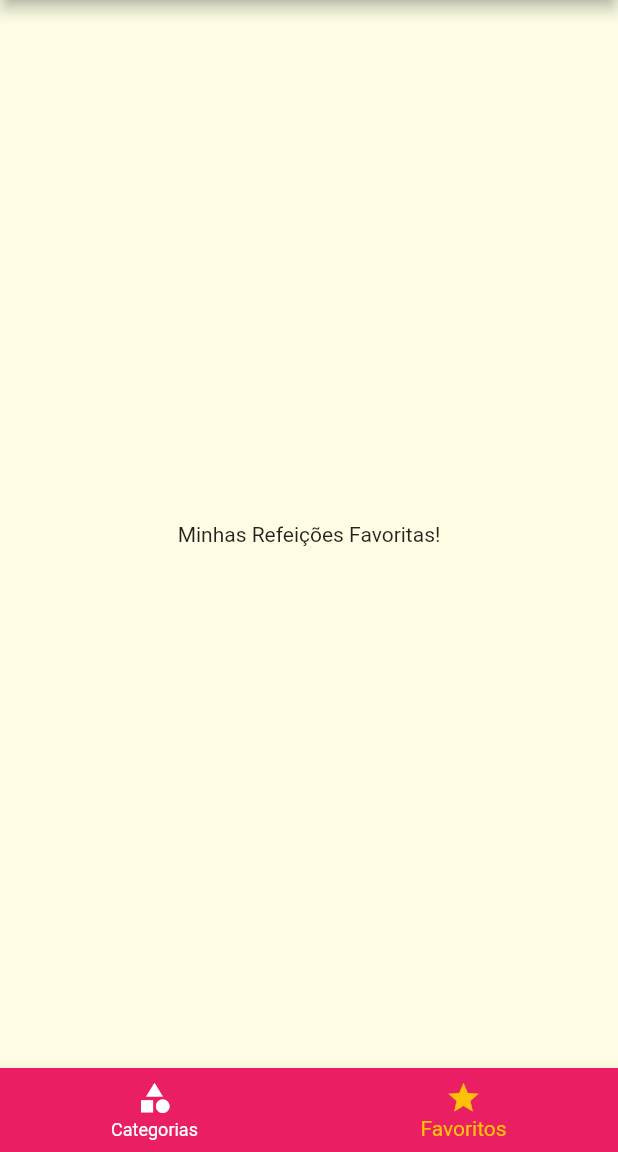
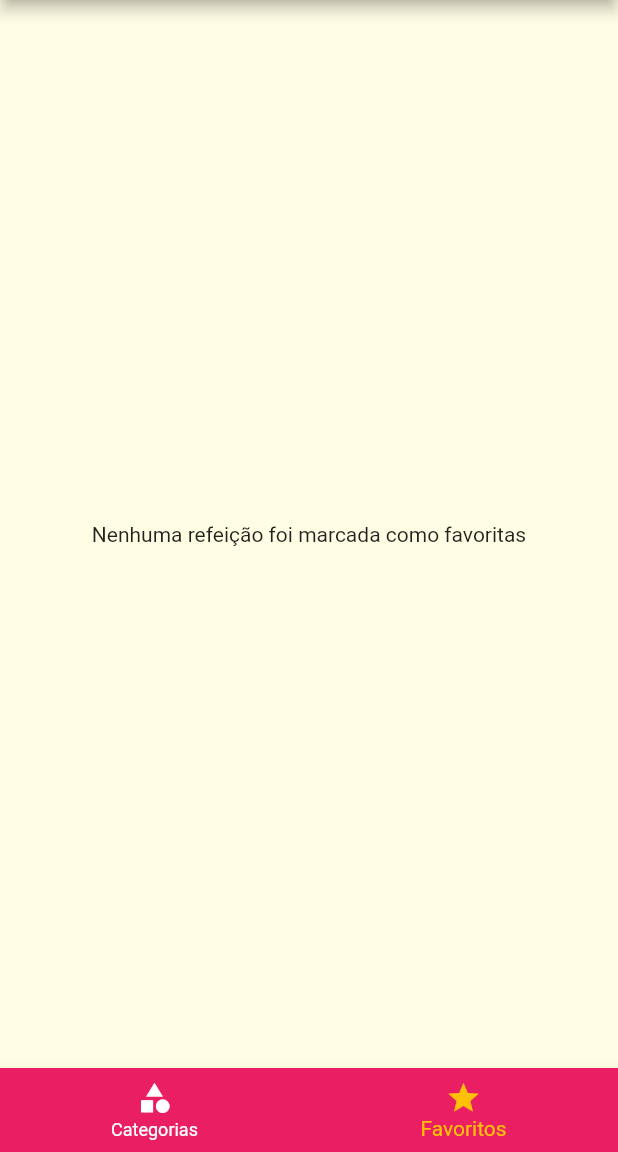
Before and after one commit to paulilio/cFlutter, a Flutter app: the screen it shows after launch, item 2 of the bottom bar chosen, on a phone screen of 412 x 824 dp, the part 84-1236 px from its top. Run offline on Flutter 3.47's test engine with Material 2 defaults, Android fonts, the phone set to English and light mode, and no system bars.

Commit message:
configuration screen onchange + favorite

```diff
--- a/lib/main.dart
+++ b/lib/main.dart
@@ -22,6 +22,7 @@ class MyApp extends StatefulWidget {
 class _MyAppState extends State<MyApp> {
   Settings settings = Settings();
   List<Meal> _availableMeals = dummyMeals;
+  final List<Meal> _favoriteMeals = [];
 
   void _filterMeals(Settings settings) {
     setState(() {
@@ -37,6 +38,18 @@ class _MyAppState extends State<MyApp> {
             !filterVegetarian;
       }).toList();
     });
+  }
+
+  void _toggleFavorite(Meal meal) {
+    setState(() {
+      _favoriteMeals.contains(meal)
+          ? _favoriteMeals.remove(meal)
+          : _favoriteMeals.add(meal);
+    });
+  }
+
+  bool _isFavorite(Meal meal) {
+    return _favoriteMeals.contains(meal);
   }
 
   @override
@@ -58,10 +71,11 @@ class _MyAppState extends State<MyApp> {
             ),
       ),
       routes: {
-        AppRoutes.home: (ctx) => const TabsScreen(),
+        AppRoutes.home: (ctx) => TabsScreen(_favoriteMeals),
         AppRoutes.categoriesMeals: (ctx) =>
             CategoriesMealsScreen(_availableMeals),
-        AppRoutes.mealDetail: (ctx) => const MealDetailScreen(),
+        AppRoutes.mealDetail: (ctx) =>
+            MealDetailScreen(_toggleFavorite, _isFavorite),
         AppRoutes.settings: (ctx) => SettingsScreen(settings, _filterMeals),
       },
     );
--- a/lib/screens/favorite_screen.dart
+++ b/lib/screens/favorite_screen.dart
@@ -1,12 +1,25 @@
 import 'package:flutter/material.dart';
+import '../components/meal_item.dart';
+import '../models/meal.dart';
 
 class FavoriteScreen extends StatelessWidget {
-  const FavoriteScreen({Key? key}) : super(key: key);
+  final List<Meal> favoriteMeals;
+
+  const FavoriteScreen(this.favoriteMeals, {Key? key}) : super(key: key);
 
   @override
   Widget build(BuildContext context) {
-    return const Center(
-      child: Text('Minhas Refeições Favoritas!'),
-    );
+    if (favoriteMeals.isEmpty) {
+      return const Center(
+        child: Text('Nenhuma refeição foi marcada como favoritas'),
+      );
+    } else {
+      return ListView.builder(
+        itemCount: favoriteMeals.length,
+        itemBuilder: (ctx, index) {
+          return MealItem(favoriteMeals[index]);
+        },
+      );
+    }
   }
 }
--- a/lib/screens/tabs_screen.dart
+++ b/lib/screens/tabs_screen.dart
@@ -2,9 +2,12 @@ import 'package:flutter/material.dart';
 import 'categories_screen.dart';
 import 'favorite_screen.dart';
 import '../components/main_drawer.dart';
+import '../models/meal.dart';
 
 class TabsScreen extends StatefulWidget {
-  const TabsScreen({Key? key}) : super(key: key);
+  final List<Meal> favoriteMeals;
+
+  const TabsScreen(this.favoriteMeals, {Key? key}) : super(key: key);
 
   @override
   State<TabsScreen> createState() => _TabsScreenState();
@@ -13,10 +16,22 @@ class TabsScreen extends StatefulWidget {
 class _TabsScreenState extends State<TabsScreen> {
   int _selectedScreenIndex = 0;
 
-  final List<Map<String, Object>> _screens = [
-    {'title': 'Lista de Categorias', 'screen': const CategoriesScreen()},
-    {'title': 'Meus Favoritos', 'screen': const FavoriteScreen()},
-  ];
+  List<Map<String, Object>>? _screens;
+
+  @override
+  void initState() {
+    super.initState();
+    _screens = [
+      {
+        'title': 'Lista de Categorias',
+        'screen': const CategoriesScreen(),
+      },
+      {
+        'title': 'Meus Favoritos',
+        'screen': FavoriteScreen(widget.favoriteMeals),
+      },
+    ];
+  }
 
   _selectScreen(int index) {
     setState(() {
@@ -29,11 +44,11 @@ class _TabsScreenState extends State<TabsScreen> {
     return Scaffold(
       appBar: AppBar(
         title: Text(
-          _screens[_selectedScreenIndex]['title'] as String,
+          _screens![_selectedScreenIndex]['title'] as String,
         ),
       ),
       drawer: const MainDrawer(),
-      body: _screens[_selectedScreenIndex]['screen'] as Widget,
+      body: _screens![_selectedScreenIndex]['screen'] as Widget,
       bottomNavigationBar: BottomNavigationBar(
         onTap: _selectScreen,
         backgroundColor: Theme.of(context).colorScheme.primary,
```
Also changed, not shown: lib/screens/meal_detail_screen.dart (+7 -3 lines).
